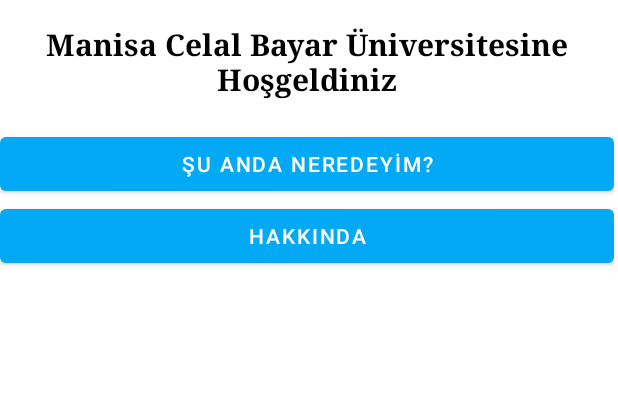
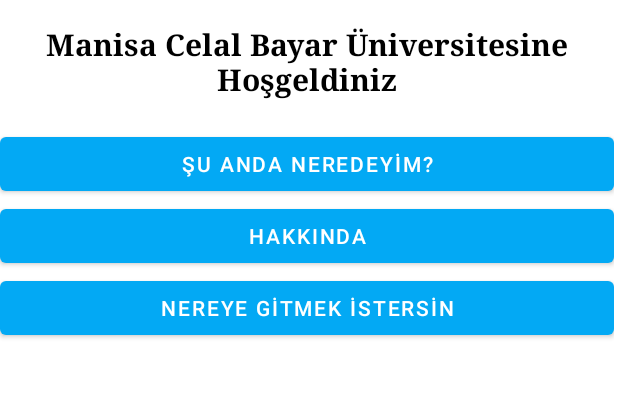
Before and after one commit to Anil3590/cbubitirmeprojesi, an Android app: the screen it shows after launch (MainActivity), on a phone screen of 412 x 824 dp, the part 297-695 px from its top. Run offline under Robolectric (Android 15) with nearby library versions, the phone set to English and light mode, and no system bars.

Commit message:
LOCALSİZ YAGALA

```diff
--- a/app/src/main/res/layout/activity_main.xml
+++ b/app/src/main/res/layout/activity_main.xml
@@ -48,5 +48,11 @@
 
             />
 
+        <Button
+            android:id="@+id/button3"
+            android:layout_width="match_parent"
+            android:layout_height="wrap_content"
+            android:text="NEREYE GİTMEK İSTERSİN" />
+
     </LinearLayout>
 </androidx.constraintlayout.widget.ConstraintLayout>
```
